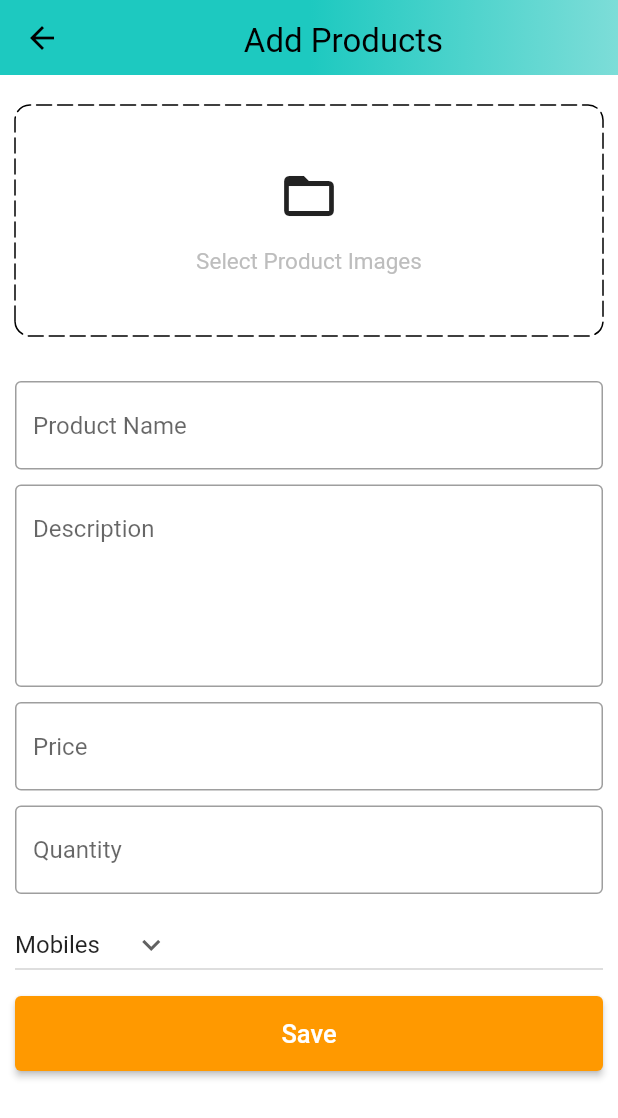
After one commit to natsu2597/amazon_clone, a Flutter app: the AddProductsScreen screen opened by its route, on a phone screen of 412 x 824 dp. The commit adds this screen. Shown: the top 1118 px of the screen. Run offline on Flutter 3.47's test engine with Material 2 defaults, Android fonts, the phone set to English and light mode, and no system bars; drawn by our look-alikes of dotted_border; our stand-ins replace carousel_slider, file_picker, shared_preferences; missing offline and left inert: cloudinary_public; accounts and stored records are empty.

Commit message:
admin screen completed

```diff
--- a/lib/constants/utils.dart
+++ b/lib/constants/utils.dart
@@ -1,3 +1,6 @@
+import 'dart:io';
+
+import 'package:file_picker/file_picker.dart';
 import 'package:flutter/material.dart';
 
 
@@ -6,3 +9,30 @@ void showSnackBar(BuildContext context, String text){
     SnackBar(content: Text(text))
     );
 }
+
+Future<List<File>> pickImages() async{
+  List<File> images = [];
+
+  try{
+    var files = await FilePicker.platform.pickFiles(
+      type: FileType.image,
+      allowMultiple: true,
+
+    );
+    if(files != null && files.files.isNotEmpty){
+      for(int i=0 ; i< files.files.length ; i++)
+      {
+        images.add(File(files.files[i].path!));
+      }
+    }
+
+
+  }
+
+  catch(e){
+    debugPrint(e.toString());
+  }
+
+  return images;
+
+}
--- /dev/null
+++ b/lib/features/admin/screens/add_products_screen.dart
@@ -0,0 +1,178 @@
+import 'dart:io';
+
+import 'package:amazon_clone/constants/utils.dart';
+import 'package:amazon_clone/features/admin/services/admin_services.dart';
+import 'package:amazon_clone/shared/widgets/custom_button.dart';
+import 'package:amazon_clone/shared/widgets/custom_text_field.dart';
+import 'package:carousel_slider/carousel_slider.dart';
+import 'package:dotted_border/dotted_border.dart';
+import 'package:flutter/material.dart';
+
+import '../../../constants/global_variables.dart';
+
+
+
+class AddProductsScreen extends StatefulWidget {
+  static const String routeName = '/add-product';
+  const AddProductsScreen({super.key});
+
+  @override
+  State<AddProductsScreen> createState() => _AddProductsScreenState();
+}
+
+class _AddProductsScreenState extends State<AddProductsScreen> {
+
+  final TextEditingController prodNameController = TextEditingController();
+  final TextEditingController prodDescController = TextEditingController();
+  final TextEditingController prodPriceController = TextEditingController();
+  final TextEditingController prodQuantityController = TextEditingController();
+  final AdminServices adminServices = AdminServices();
+  String category = "Mobiles";
+  List<File> images = [];
+  final _addProductFormKey = GlobalKey<FormState>();
+
+  @override
+  void dispose() {
+
+    super.dispose();
+    prodNameController.dispose();
+    prodDescController.dispose();
+    prodPriceController.dispose();
+    prodQuantityController.dispose();
+  }
+
+
+
+  List<String> prodCategory = [
+    'Mobiles',
+    'Essentials',
+    'Appliances',
+    'Books',
+    'Fashion'
+  ];
+
+  void sellProduct(){
+    if(_addProductFormKey.currentState!.validate() && images.isNotEmpty)
+    {
+      adminServices.sellProduct(context: context, name: prodNameController.text, description: prodDescController.text, price: double.parse(prodPriceController.text), quantity: double.parse(prodQuantityController.text), category: category, images: images);
+    }
+  }
+
+  void selectImages() async{
+    var res = await pickImages();
+    setState(() {
+      images = res;
+    });
+  }
+
+
+  @override
+  Widget build(BuildContext context) {
+    return Scaffold(
+      appBar: _buildAppBar(),
+      body: SingleChildScrollView(
+        child: Form(
+          key: _addProductFormKey,
+          child: Padding(
+            padding: const EdgeInsets.symmetric(horizontal: 10),
+            child: Column(
+              children: [
+                const SizedBox(height: 20,),
+                images.isNotEmpty ?
+                CarouselSlider(items: images.map((e) {
+                  return Builder(
+                    builder: (BuildContext context) => Image.file(e,fit: BoxFit.cover,height: 200),
+      );
+    }).toList(), options: CarouselOptions(
+      viewportFraction: 1,
+      height: 200,
+
+    ))
+                :
+                GestureDetector(
+                  onTap: selectImages,
+                  child: DottedBorder(
+                    borderType: BorderType.RRect,
+                    radius: const Radius.circular(10),
+                    dashPattern: const [10,4],
+                    strokeCap: StrokeCap.round,
+                    child: Container(
+                    width: double.infinity,
+                    height: 150,
+                    decoration: BoxDecoration(
+                      borderRadius: BorderRadius.circular(10)
+                    ),
+                    child: Column(
+                      mainAxisAlignment: MainAxisAlignment.center,
+                      children: [
+                        const Icon(Icons.folder_open,size: 40,),
+                        const SizedBox(height: 15,),
+                        Text("Select Product Images",
+                        style: TextStyle(
+                          fontSize: 15,
+                          color: Colors.grey[400]
+                        ),)
+                      ],
+                    ),
+                  ),
+                  ),
+                ),
+                const SizedBox(height: 30,),
+                CustomTextField(controller: prodNameController, hintText: "Product Name",),
+                const SizedBox(height: 10,),
+                CustomTextField(controller: prodDescController, hintText: "Description",maxLines: 5,),
+                const SizedBox(height: 10,),
+                CustomTextField(controller: prodPriceController, hintText: "Price",),
+                const SizedBox(height: 10,),
+                CustomTextField(controller: prodQuantityController, hintText: "Quantity",),
+                SizedBox(height: 10,),
+                SizedBox(
+                  width: double.infinity,
+                  child: DropdownButton(
+                    value: category,
+                    icon: const Icon(Icons.keyboard_arrow_down),
+                    items: prodCategory.map((String item){
+                      return DropdownMenuItem(
+                        value: item,
+                        child: Text(item));
+                    }).toList(),
+                    onChanged: (String? val){
+                      setState(() {
+                        category = val!;
+                      });
+                    },
+                  ),
+                ),
+                SizedBox(height: 10,),
+                CustomButton(text: "Save", onTap: (){
+                  sellProduct();
+                },
+                fontSize: 17,)
+
+              ],
+            ),
+          ),
+        ),
+      ),
+    );
+  }
+
+
+
+   _buildAppBar() =>
+     PreferredSize(
+        preferredSize: const Size.fromHeight(50),
+        child: AppBar(
+          flexibleSpace: Container(
+            decoration:const  BoxDecoration(
+              gradient: GlobalVariable.appBarGradient
+            ),
+          ),
+          title: Container(
+            alignment: Alignment.center,
+            padding: const EdgeInsets.only(top: 5,right: 10),
+            child: const Text("Add Products",style: TextStyle(fontSize: 22,fontWeight: FontWeight.w400,color: Colors.black),),
+          )
+        ),
+      );
+}
--- /dev/null
+++ b/lib/features/admin/screens/post_screen.dart
@@ -0,0 +1,87 @@
+import 'package:amazon_clone/features/accounts/widgets/single_products.dart';
+import 'package:amazon_clone/features/admin/screens/add_products_screen.dart';
+import 'package:amazon_clone/features/admin/services/admin_services.dart';
+import 'package:amazon_clone/models/product.dart';
+import 'package:amazon_clone/shared/widgets/loader.dart';
+import 'package:flutter/material.dart';
+
+
+class PostScreen extends StatefulWidget {
+  const PostScreen({super.key});
+
+  @override
+  State<PostScreen> createState() => _PostScreenState();
+}
+
+class _PostScreenState extends State<PostScreen> {
+  List<Product>? products;
+  final AdminServices adminServices = AdminServices();
+
+  @override
+  void initState() {
+
+    super.initState();
+    fetchAllProducts();
+  }
+
+  fetchAllProducts() async{
+    products =  await adminServices.fetchAllProducts(context);
+    setState(() {
+
+    });
+  }
+
+  void deleteProduct(Product product, int index)
+  {
+    AdminServices().deleteProduct(context: context, product: product, onSuccess: (){
+        products!.removeAt(index);
+        setState(() {
+
+        });
+    });
+  }
+
+  void navigateToAddProductSCreen(){
+    Navigator.pushNamed(context, AddProductsScreen.routeName);
+  }
+  @override
+  Widget build(BuildContext context) {
+    return products == null ? const Loader() : Scaffold(
+      body: GridView.builder(
+        padding: EdgeInsets.symmetric(horizontal: 8,vertical: 20),
+        itemCount: products!.length,
+        gridDelegate: const SliverGridDelegateWithFixedCrossAxisCount(crossAxisCount: 2,),
+
+        itemBuilder: ((context, index) {
+        final productData = products![index];
+        return Column(
+          children: [
+            SizedBox(
+              height: 140,
+              child: SingleProduct(image: productData.images[0],),
+            ),
+            Row(
+              mainAxisAlignment: MainAxisAlignment.spaceEvenly,
+              children: [
+                Expanded(child: Text(productData.name,overflow: TextOverflow.ellipsis,
+                maxLines:2,)),
+                IconButton(icon:const Icon(Icons.delete_outline),onPressed: (){
+                  deleteProduct(productData, index);
+                },)
+              ],
+            )
+          ],
+        );
+
+
+      })),
+      floatingActionButton: FloatingActionButton(
+        child: const Icon(Icons.add),
+        onPressed: navigateToAddProductSCreen,
+        tooltip: "Add a Product",
+      ),
+
+      floatingActionButtonLocation: FloatingActionButtonLocation.centerFloat,
+    );
+  }
+}
--- /dev/null
+++ b/lib/features/admin/services/admin_services.dart
@@ -0,0 +1,131 @@
+import 'dart:convert';
+import 'dart:io';
+
+import 'package:amazon_clone/constants/error_handler.dart';
+import 'package:amazon_clone/constants/utils.dart';
+import 'package:amazon_clone/models/product.dart';
+import 'package:amazon_clone/providers/user_provider.dart';
+import 'package:cloudinary_public/cloudinary_public.dart';
+import 'package:flutter/cupertino.dart';
+import 'package:http/http.dart' as http;
+import 'package:provider/provider.dart';
+
+import '../../../constants/global_variables.dart';
+
+class AdminServices{
+  void sellProduct({
+    required BuildContext context,
+    required String name,
+    required String description,
+    required double price,
+    required double quantity,
+    required String category,
+    required List<File> images
+  }) async{
+    final userProvider = Provider.of<UserProvider>(context,listen: false);
+
+    try{
+      final cloudinary = CloudinaryPublic('do8dmh60d', 'bpqp67hy');
+      List<String> imageUrls = [];
+
+      for(int i = 0; i < images.length ; i++)
+      {
+        CloudinaryResponse res =  await cloudinary.uploadFile(CloudinaryFile.fromFile(images[i].path, folder: name));
+        imageUrls.add(res.secureUrl);
+
+      }
+       Product product = Product(
+          name: name,
+          description: description,
+          quantity: quantity,
+          price: price,
+          images: imageUrls,
+          category: category
+          );
+      http.Response res = await http.post(Uri.parse('$uri/admin/add-product'),
+      headers: <String,String>{
+            'Content-Type' : 'application/json; charset=UTF-8',
+            'auth-token' : userProvider.user.token,
+
+      },
+      body: product.toJson()
+      );
+      httpErrorHandler(response: res, context: context, onSuccess: (){
+        showSnackBar(context, "Product added successfully");
+        Navigator.pop(context);
+      });
+    }
+    catch(e){
+      print(e);
+      showSnackBar(context, e.toString());
+    }
+  }
+  //  Get all Products
+  Future<List<Product>> fetchAllProducts(BuildContext context) async{
+    final userProvider = Provider.of<UserProvider>(context, listen: false);
+    List<Product> listProducts = [];
+
+
+    try{
+      http.Response res =  await http.get(Uri.parse('$uri/admin/get-product'),
+      headers: {
+
+            'Content-Type' : 'application/json; charset=UTF-8',
+            'auth-token' : userProvider.user.token,
+
+      },
+      );
+
+      httpErrorHandler(response: res, context: context, onSuccess: (){
+          for(num i = 0 ; i < jsonDecode(res.body).length; i++)
+          {
+            // print("hello");
+            listProducts.add(Product.fromJson(
+
+                  jsonEncode(jsonDecode(res.body)[i])
+
+              ),);
+          }
+
+
+
+      });
+    }
+
+    catch(e)
+    {
+      showSnackBar(context, e.toString());
+      print(e);
+    }
+    print(listProducts);
+    return listProducts;
+  }
+
+  void deleteProduct(
+      { required BuildContext context,
+        required Product product,
+        required VoidCallback onSuccess}
+      ) async{
+        try{
+          final userProvider = Provider.of<UserProvider>(context,listen: false);
+          http.Response res = await http.post(Uri.parse('$uri/admin/delete-product'),
+          headers: {
+
+            'Content-Type' : 'application/json; charset=UTF-8',
+            'auth-token' : userProvider.user.token,
+
+                  },
+                  body: jsonEncode({
+                    "id" : product.id
+                  }));
+          httpErrorHandler(response: res, context: context, onSuccess: (){
+              onSuccess();
+          });
+
+        }
+        catch(e){
+          showSnackBar(context, e.toString());
+
+        }
+  }
+}
--- /dev/null
+++ b/lib/models/product.dart
@@ -0,0 +1,60 @@
+
+
+
+import 'dart:convert';
+
+List<Product> productFromJson(String str) => List<Product>.from(jsonDecode(str));
+String productToJson(List<Product> data) => json.encode(List<dynamic>.from(data.map((e) => e.toJson)));
+
+class Product{
+  final String name;
+  final String description;
+  final double quantity;
+  final double price;
+  final List<String> images;
+  final String category;
+  final String? id;
+
+
+  Product({required this.name,
+   required this.description,
+   required this.quantity,
+   required this.price,
+   required this.images,
+   required this.category,
+            this.id,
+
+  });
+
+  Map<String,dynamic> toMap(){
+    return {
+      'name' : name,
+      'description': description,
+      'quantity': quantity,
+      'images': images,
+      'category': category,
+      'price': price,
+      'id' : id,
+
+    };
+  }
+
+  factory Product.fromMap(Map<String,dynamic> map){
+    return Product(
+      name: map['name'] ?? '',
+      description: map['description'] ?? '',
+      quantity: map['quantity']?.toDouble() ?? '',
+      images: List<String>.from(map['images']),
+      category: map['category'] ?? '',
+      price: map['price']?.toDouble() ?? '',
+      id: map['_id'] ?? '',
+
+
+    );
+  }
+
+  String toJson() => json.encode(toMap());
+
+  factory Product.fromJson(String source) =>
+    Product.fromMap(json.decode(source));
+}
--- a/lib/router.dart
+++ b/lib/router.dart
@@ -1,3 +1,4 @@
+import 'package:amazon_clone/features/admin/screens/add_products_screen.dart';
 import 'package:amazon_clone/features/auth/screens/auth_screen.dart';
 import 'package:amazon_clone/shared/widgets/bottomBar.dart';
 import 'package:flutter/material.dart';
@@ -19,6 +20,11 @@ Route<dynamic> generateRoutes(RouteSettings settings){
           settings: settings,
           builder: (_) => const BottomBar());
 
+      case AddProductsScreen.routeName:
+        return MaterialPageRoute(
+          settings: settings,
+          builder: (_) => const AddProductsScreen());
+
 
       case HomeScreen.routeName:
         return MaterialPageRoute(
--- a/lib/shared/widgets/custom_text_field.dart
+++ b/lib/shared/widgets/custom_text_field.dart
@@ -3,11 +3,13 @@ import 'package:flutter/material.dart';
 class CustomTextField extends StatelessWidget {
   final TextEditingController controller;
   final String hintText;
-  const CustomTextField({super.key,required this.controller,required this.hintText});
+  final int? maxLines;
+  const CustomTextField({super.key,required this.controller,required this.hintText, this.maxLines});
 
   @override
   Widget build(BuildContext context) {
     return TextFormField(
+      maxLines: maxLines,
       controller: controller,
       decoration:  InputDecoration(
         hintText: hintText,
--- a/pubspec.yaml
+++ b/pubspec.yaml
@@ -37,6 +37,9 @@ dependencies:
   shared_preferences: ^2.0.16
   badges: ^2.0.3
   carousel_slider: ^4.2.1
+  dotted_border: ^2.0.0+3
+  file_picker: ^5.2.5
+  cloudinary_public: ^0.20.0
 
 dev_dependencies:
   flutter_lints: ^2.0.0
```
Also changed, not shown: lib/features/admin/screens/admin_screen.dart (renamed from lib/shared/widgets/bottomBar.dart, +54 -27 lines), lib/main.dart (+7 -3 lines), lib/shared/widgets/loader.dart (added, +12 -0 lines), pubspec.lock, 6 other files.
